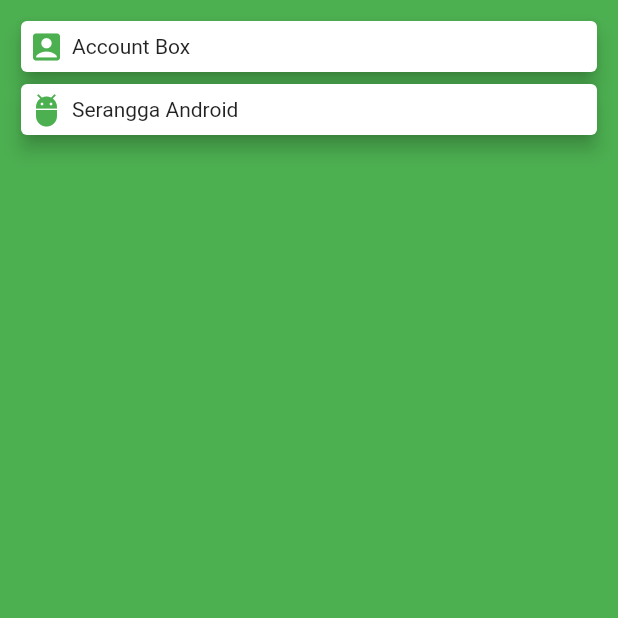
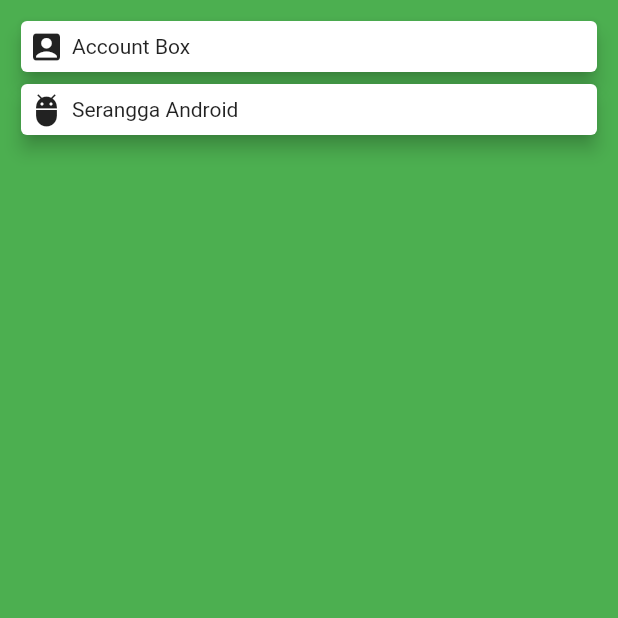
Before and after one commit to dribrahim004/BelajarFlutterByEricoDarmawanHandoyo, a Flutter app: the screen it shows after launch, on a phone screen of 412 x 824 dp, the top half of it. Run offline on Flutter 3.47's test engine with Material 2 defaults, Android fonts, the phone set to English and light mode, and no system bars.

Commit message:
edit coba coba

```diff
--- a/latihan18_card_widget/lib/main.dart
+++ b/latihan18_card_widget/lib/main.dart
@@ -32,7 +32,9 @@ class MyApp extends StatelessWidget {
         children: <Widget>[
           Container(
             margin: EdgeInsets.all(5),
-            child: Icon(iconData, color: Colors.green),
+            child: Icon(
+              iconData, //color: Colors.green
+            ),
           ),
           Text(text)
         ],
```
